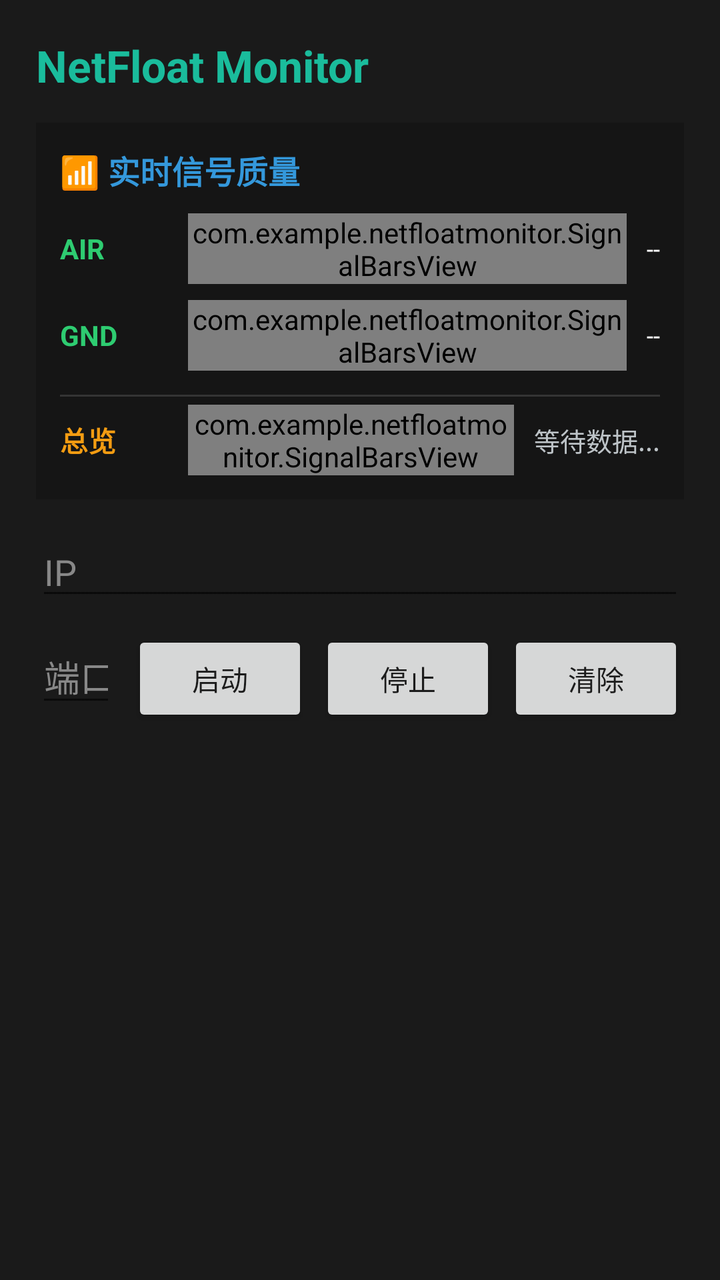
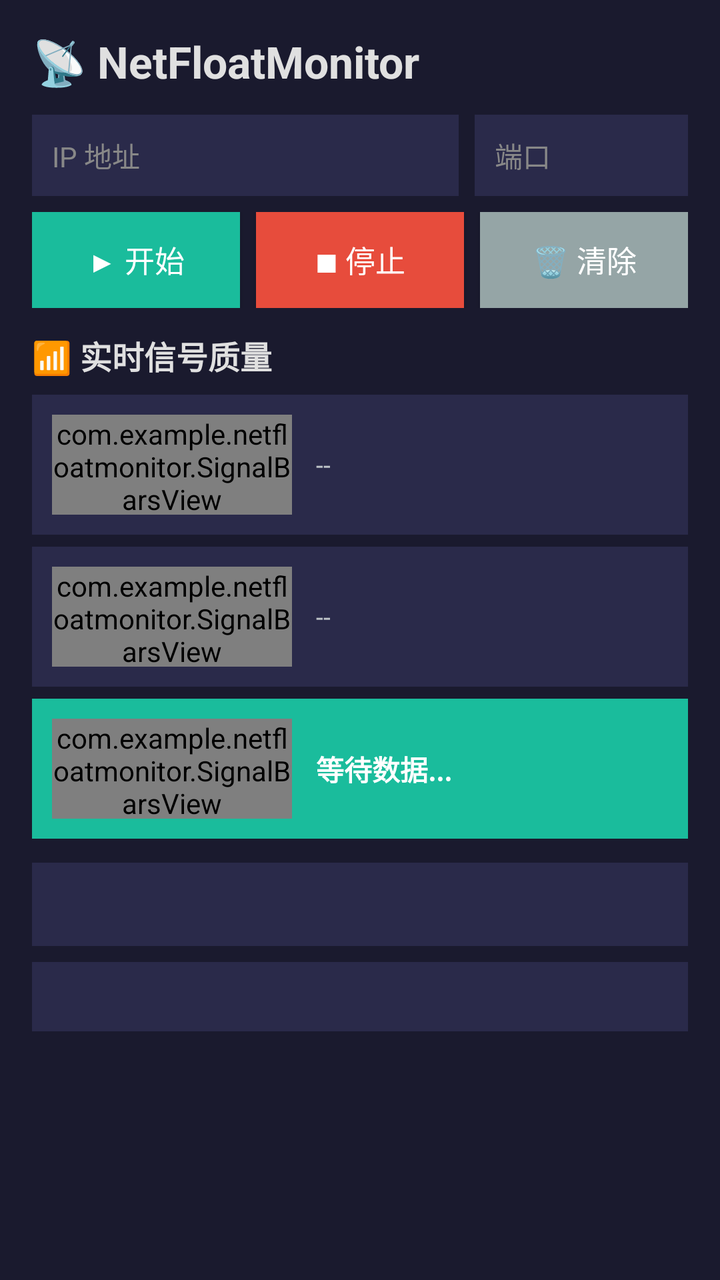

Compare the two renders of this Android layout. The source of the first and the diff that turns it into the second are given below.
<!-- AndroidManifest.xml: application theme AppTheme -->
<!-- res/layout/activity_main.xml -->
<?xml version="1.0" encoding="utf-8"?>
<ScrollView xmlns:android="http://schemas.android.com/apk/res/android"
    android:layout_width="match_parent"
    android:layout_height="match_parent"
    android:background="#FF1A1A1A">

    <LinearLayout
        android:layout_width="match_parent"
        android:layout_height="wrap_content"
        android:orientation="vertical"
        android:padding="18dp">

        
        <TextView
            android:layout_width="wrap_content"
            android:layout_height="wrap_content"
            android:text="NetFloat Monitor"
            android:textColor="#FF1ABC9C"
            android:textSize="22sp"
            android:textStyle="bold"
            android:layout_marginBottom="14dp"/>

        
        <LinearLayout
            android:layout_width="match_parent"
            android:layout_height="wrap_content"
            android:orientation="vertical"
            android:background="#33000000"
            android:padding="12dp"
            android:layout_marginBottom="14dp">

            <TextView
                android:layout_width="wrap_content"
                android:layout_height="wrap_content"
                android:text="📶 实时信号质量"
                android:textColor="#FF3498DB"
                android:textSize="16sp"
                android:textStyle="bold"
                android:layout_marginBottom="10dp"/>

            
            <LinearLayout
                android:layout_width="match_parent"
                android:layout_height="wrap_content"
                android:orientation="horizontal"
                android:gravity="center_vertical"
                android:layout_marginBottom="8dp">

                <TextView
                    android:layout_width="56dp"
                    android:layout_height="wrap_content"
                    android:text="AIR"
                    android:textColor="#FF2ECC71"
                    android:textSize="14sp"
                    android:textStyle="bold"/>

                <com.example.netfloatmonitor.SignalBarsView
                    android:id="@+id/airSignalBars"
                    android:layout_width="0dp"
                    android:layout_height="wrap_content"
                    android:layout_weight="1"
                    android:layout_marginStart="8dp"/>

                <TextView
                    android:id="@+id/airSignalLabel"
                    android:layout_width="wrap_content"
                    android:layout_height="wrap_content"
                    android:text="--"
                    android:textColor="#FFFFFFFF"
                    android:textSize="12sp"
                    android:maxLines="2"
                    android:layout_marginStart="10dp"/>
            </LinearLayout>

            
            <LinearLayout
                android:layout_width="match_parent"
                android:layout_height="wrap_content"
                android:orientation="horizontal"
                android:gravity="center_vertical"
                android:layout_marginBottom="8dp">

                <TextView
                    android:layout_width="56dp"
                    android:layout_height="wrap_content"
                    android:text="GND"
                    android:textColor="#FF2ECC71"
                    android:textSize="14sp"
                    android:textStyle="bold"/>

                <com.example.netfloatmonitor.SignalBarsView
                    android:id="@+id/gndSignalBars"
                    android:layout_width="0dp"
                    android:layout_height="wrap_content"
                    android:layout_weight="1"
                    android:layout_marginStart="8dp"/>

                <TextView
                    android:id="@+id/gndSignalLabel"
                    android:layout_width="wrap_content"
                    android:layout_height="wrap_content"
                    android:text="--"
                    android:textColor="#FFFFFFFF"
                    android:textSize="12sp"
                    android:maxLines="2"
                    android:layout_marginStart="10dp"/>
            </LinearLayout>

            
            <View
                android:layout_width="match_parent"
                android:layout_height="1dp"
                android:background="#22FFFFFF"
                android:layout_marginVertical="4dp"/>

            <LinearLayout
                android:layout_width="match_parent"
                android:layout_height="wrap_content"
                android:orientation="horizontal"
                android:gravity="center_vertical">

                <TextView
                    android:layout_width="56dp"
                    android:layout_height="wrap_content"
                    android:text="总览"
                    android:textColor="#FFF39C12"
                    android:textSize="14sp"
                    android:textStyle="bold"/>

                <com.example.netfloatmonitor.SignalBarsView
                    android:id="@+id/overallSignalBars"
                    android:layout_width="0dp"
                    android:layout_height="wrap_content"
                    android:layout_weight="1"
                    android:layout_marginStart="8dp"/>

                <TextView
                    android:id="@+id/overallSignalLabel"
                    android:layout_width="wrap_content"
                    android:layout_height="wrap_content"
                    android:text="等待数据..."
                    android:textColor="#FFBDC3C7"
                    android:textSize="13sp"
                    android:layout_marginStart="10dp"/>
            </LinearLayout>
        </LinearLayout>

        
        <LinearLayout
            android:layout_width="match_parent"
            android:layout_height="wrap_content"
            android:orientation="horizontal"
            android:layout_marginBottom="10dp">

            <EditText
                android:id="@+id/editIp"
                android:layout_width="0dp"
                android:layout_height="wrap_content"
                android:layout_weight="1"
                android:hint="IP"
                android:textColor="#FFFFFFFF"
                android:textColorHint="#FF888888"
                android:inputType="text"/>
        </LinearLayout>

        
        <LinearLayout
            android:layout_width="match_parent"
            android:layout_height="wrap_content"
            android:orientation="horizontal"
            android:layout_marginBottom="14dp">

            <EditText
                android:id="@+id/editPort"
                android:layout_width="0dp"
                android:layout_height="wrap_content"
                android:layout_weight="1"
                android:hint="端口"
                android:textColor="#FFFFFFFF"
                android:textColorHint="#FF888888"
                android:inputType="number"/>

            <Button
                android:id="@+id/startBtn"
                android:layout_width="wrap_content"
                android:layout_height="wrap_content"
                android:text="启动"
                android:layout_marginStart="8dp"/>

            <Button
                android:id="@+id/stopBtn"
                android:layout_width="wrap_content"
                android:layout_height="wrap_content"
                android:text="停止"
                android:layout_marginStart="6dp"/>

            <Button
                android:id="@+id/clearBtn"
                android:layout_width="wrap_content"
                android:layout_height="wrap_content"
                android:text="清除"
                android:layout_marginStart="6dp"/>
        </LinearLayout>

        
        <TextView
            android:id="@+id/tvStatusInfo"
            android:layout_width="match_parent"
            android:layout_height="wrap_content"
            android:textColor="#FFBDC3C7"
            android:textSize="13sp"
            android:typeface="monospace"
            android:layout_marginBottom="10dp"/>

        
        <TextView
            android:id="@+id/logPath"
            android:layout_width="match_parent"
            android:layout_height="wrap_content"
            android:textColor="#FF7F8C8D"
            android:textSize="11sp"/>

    </LinearLayout>
</ScrollView>
<!-- resources referenced by this layout -->
<resources>
  <style name="AppTheme" parent="Theme.AppCompat.Light.NoActionBar">
  
  </style>
</resources>

<!-- the commit's change to res/layout/activity_main.xml (unified diff, before → after) -->
@@ -1,174 +1,43 @@
-<?xml version="1.0" encoding="utf-8"?>
+<?xml version="1.0" encoding="UTF-8"?>
 <ScrollView xmlns:android="http://schemas.android.com/apk/res/android"
     android:layout_width="match_parent"
     android:layout_height="match_parent"
-    android:background="#FF1A1A1A">
+    android:background="#FF1A1A2E">
 
     <LinearLayout
         android:layout_width="match_parent"
         android:layout_height="wrap_content"
         android:orientation="vertical"
-        android:padding="18dp">
+        android:padding="16dp">
 
         
         <TextView
             android:layout_width="wrap_content"
             android:layout_height="wrap_content"
-            android:text="NetFloat Monitor"
-            android:textColor="#FF1ABC9C"
+            android:text="📡 NetFloatMonitor"
+            android:textColor="#FFE0E0E0"
             android:textSize="22sp"
             android:textStyle="bold"
-            android:layout_marginBottom="14dp"/>
-
-        
-        <LinearLayout
-            android:layout_width="match_parent"
-            android:layout_height="wrap_content"
-            android:orientation="vertical"
-            android:background="#33000000"
-            android:padding="12dp"
-            android:layout_marginBottom="14dp">
-
-            <TextView
-                android:layout_width="wrap_content"
-                android:layout_height="wrap_content"
-                android:text="📶 实时信号质量"
-                android:textColor="#FF3498DB"
-                android:textSize="16sp"
-                android:textStyle="bold"
-                android:layout_marginBottom="10dp"/>
-
-            
-            <LinearLayout
-                android:layout_width="match_parent"
-                android:layout_height="wrap_content"
-                android:orientation="horizontal"
-                android:gravity="center_vertical"
-                android:layout_marginBottom="8dp">
-
-                <TextView
-                    android:layout_width="56dp"
-                    android:layout_height="wrap_content"
-                    android:text="AIR"
-                    android:textColor="#FF2ECC71"
-                    android:textSize="14sp"
-                    android:textStyle="bold"/>
-
-                <com.example.netfloatmonitor.SignalBarsView
-                    android:id="@+id/airSignalBars"
-                    android:layout_width="0dp"
-                    android:layout_height="wrap_content"
-                    android:layout_weight="1"
-                    android:layout_marginStart="8dp"/>
-
-                <TextView
-                    android:id="@+id/airSignalLabel"
-                    android:layout_width="wrap_content"
-                    android:layout_height="wrap_content"
-                    android:text="--"
-                    android:textColor="#FFFFFFFF"
-                    android:textSize="12sp"
-                    android:maxLines="2"
-                    android:layout_marginStart="10dp"/>
-            </LinearLayout>
-
-            
-            <LinearLayout
-                android:layout_width="match_parent"
-                android:layout_height="wrap_content"
-                android:orientation="horizontal"
-                android:gravity="center_vertical"
-                android:layout_marginBottom="8dp">
-
-                <TextView
-                    android:layout_width="56dp"
-                    android:layout_height="wrap_content"
-                    android:text="GND"
-                    android:textColor="#FF2ECC71"
-                    android:textSize="14sp"
-                    android:textStyle="bold"/>
-
-                <com.example.netfloatmonitor.SignalBarsView
-                    android:id="@+id/gndSignalBars"
-                    android:layout_width="0dp"
-                    android:layout_height="wrap_content"
-                    android:layout_weight="1"
-                    android:layout_marginStart="8dp"/>
-
-                <TextView
-                    android:id="@+id/gndSignalLabel"
-                    android:layout_width="wrap_content"
-                    android:layout_height="wrap_content"
-                    android:text="--"
-                    android:textColor="#FFFFFFFF"
-                    android:textSize="12sp"
-                    android:maxLines="2"
-                    android:layout_marginStart="10dp"/>
-            </LinearLayout>
-
-            
-            <View
-                android:layout_width="match_parent"
-                android:layout_height="1dp"
-                android:background="#22FFFFFF"
-                android:layout_marginVertical="4dp"/>
-
-            <LinearLayout
-                android:layout_width="match_parent"
-                android:layout_height="wrap_content"
-                android:orientation="horizontal"
-                android:gravity="center_vertical">
-
-                <TextView
-                    android:layout_width="56dp"
-                    android:layout_height="wrap_content"
-                    android:text="总览"
-                    android:textColor="#FFF39C12"
-                    android:textSize="14sp"
-                    android:textStyle="bold"/>
-
-                <com.example.netfloatmonitor.SignalBarsView
-                    android:id="@+id/overallSignalBars"
-                    android:layout_width="0dp"
-                    android:layout_height="wrap_content"
-                    android:layout_weight="1"
-                    android:layout_marginStart="8dp"/>
-
-                <TextView
-                    android:id="@+id/overallSignalLabel"
-                    android:layout_width="wrap_content"
-                    android:layout_height="wrap_content"
-                    android:text="等待数据..."
-                    android:textColor="#FFBDC3C7"
-                    android:textSize="13sp"
-                    android:layout_marginStart="10dp"/>
-            </LinearLayout>
-        </LinearLayout>
-
-        
-        <LinearLayout
-            android:layout_width="match_parent"
-            android:layout_height="wrap_content"
-            android:orientation="horizontal"
-            android:layout_marginBottom="10dp">
+            android:layout_marginBottom="12dp" />
+
+        
+        <LinearLayout
+            android:layout_width="match_parent"
+            android:layout_height="wrap_content"
+            android:orientation="horizontal"
+            android:layout_marginBottom="8dp">
 
             <EditText
                 android:id="@+id/editIp"
                 android:layout_width="0dp"
                 android:layout_height="wrap_content"
-                android:layout_weight="1"
-                android:hint="IP"
+                android:layout_weight="2"
+                android:hint="IP 地址"
                 android:textColor="#FFFFFFFF"
                 android:textColorHint="#FF888888"
-                android:inputType="text"/>
-        </LinearLayout>
-
-        
-        <LinearLayout
-            android:layout_width="match_parent"
-            android:layout_height="wrap_content"
-            android:orientation="horizontal"
-            android:layout_marginBottom="14dp">
+                android:background="#FF2A2A4A"
+                android:padding="10dp"
+                android:textSize="14sp" />
 
             <EditText
                 android:id="@+id/editPort"
@@ -178,28 +47,137 @@
                 android:hint="端口"
                 android:textColor="#FFFFFFFF"
                 android:textColorHint="#FF888888"
-                android:inputType="number"/>
+                android:background="#FF2A2A4A"
+                android:padding="10dp"
+                android:layout_marginStart="8dp"
+                android:inputType="number"
+                android:textSize="14sp" />
+        </LinearLayout>
+
+        
+        <LinearLayout
+            android:layout_width="match_parent"
+            android:layout_height="wrap_content"
+            android:orientation="horizontal"
+            android:layout_marginBottom="12dp">
 
             <Button
                 android:id="@+id/startBtn"
-                android:layout_width="wrap_content"
-                android:layout_height="wrap_content"
-                android:text="启动"
-                android:layout_marginStart="8dp"/>
+                android:layout_width="0dp"
+                android:layout_height="wrap_content"
+                android:layout_weight="1"
+                android:text="▶ 开始"
+                android:background="#FF1ABC9C"
+                android:textColor="#FFFFFFFF"
+                android:textSize="15sp" />
 
             <Button
                 android:id="@+id/stopBtn"
-                android:layout_width="wrap_content"
-                android:layout_height="wrap_content"
-                android:text="停止"
-                android:layout_marginStart="6dp"/>
+                android:layout_width="0dp"
+                android:layout_height="wrap_content"
+                android:layout_weight="1"
+                android:layout_marginStart="8dp"
+                android:text="■ 停止"
+                android:background="#FFE74C3C"
+                android:textColor="#FFFFFFFF"
+                android:textSize="15sp" />
 
             <Button
                 android:id="@+id/clearBtn"
+                android:layout_width="0dp"
+                android:layout_height="wrap_content"
+                android:layout_weight="1"
+                android:layout_marginStart="8dp"
+                android:text="🗑 清除"
+                android:background="#FF95A5A6"
+                android:textColor="#FFFFFFFF"
+                android:textSize="15sp" />
+        </LinearLayout>
+
+        
+        <TextView
+            android:layout_width="wrap_content"
+            android:layout_height="wrap_content"
+            android:text="📶 实时信号质量"
+            android:textColor="#FFE0E0E0"
+            android:textSize="16sp"
+            android:textStyle="bold"
+            android:layout_marginBottom="8dp" />
+
+        
+        <LinearLayout
+            android:layout_width="match_parent"
+            android:layout_height="wrap_content"
+            android:orientation="horizontal"
+            android:background="#FF2A2A4A"
+            android:padding="10dp"
+            android:layout_marginBottom="6dp"
+            android:gravity="center_vertical">
+
+            <com.example.netfloatmonitor.SignalBarsView
+                android:id="@+id/airSignalBars"
+                android:layout_width="120dp"
+                android:layout_height="50dp" />
+
+            <TextView
+                android:id="@+id/airSignalLabel"
                 android:layout_width="wrap_content"
                 android:layout_height="wrap_content"
-                android:text="清除"
-                android:layout_marginStart="6dp"/>
+                android:text="--"
+                android:textColor="#FFBDC3C7"
+                android:textSize="13sp"
+                android:layout_marginStart="12dp" />
+        </LinearLayout>
+
+        
+        <LinearLayout
+            android:layout_width="match_parent"
+            android:layout_height="wrap_content"
+            android:orientation="horizontal"
+            android:background="#FF2A2A4A"
+            android:padding="10dp"
+            android:layout_marginBottom="6dp"
+            android:gravity="center_vertical">
+
+            <com.example.netfloatmonitor.SignalBarsView
+                android:id="@+id/gndSignalBars"
+                android:layout_width="120dp"
+                android:layout_height="50dp" />
+
+            <TextView
+                android:id="@+id/gndSignalLabel"
+                android:layout_width="wrap_content"
+                android:layout_height="wrap_content"
+                android:text="--"
+                android:textColor="#FFBDC3C7"
+                android:textSize="13sp"
+                android:layout_marginStart="12dp" />
+        </LinearLayout>
+
+        
+        <LinearLayout
+            android:layout_width="match_parent"
+            android:layout_height="wrap_content"
+            android:orientation="horizontal"
+            android:background="#FF1ABC9C"
+            android:padding="10dp"
+            android:layout_marginBottom="12dp"
+            android:gravity="center_vertical">
+
+            <com.example.netfloatmonitor.SignalBarsView
+                android:id="@+id/overallSignalBars"
+                android:layout_width="120dp"
+                android:layout_height="50dp" />
+
+            <TextView
+                android:id="@+id/overallSignalLabel"
+                android:layout_width="wrap_content"
+                android:layout_height="wrap_content"
+                android:text="等待数据..."
+                android:textColor="#FFFFFFFF"
+                android:textSize="14sp"
+                android:textStyle="bold"
+                android:layout_marginStart="12dp" />
         </LinearLayout>
 
         
@@ -207,18 +185,22 @@
             android:id="@+id/tvStatusInfo"
             android:layout_width="match_parent"
             android:layout_height="wrap_content"
+            android:background="#FF2A2A4A"
+            android:padding="12dp"
             android:textColor="#FFBDC3C7"
             android:textSize="13sp"
-            android:typeface="monospace"
-            android:layout_marginBottom="10dp"/>
+            android:lineSpacingExtra="4dp"
+            android:layout_marginBottom="8dp" />
 
         
         <TextView
             android:id="@+id/logPath"
             android:layout_width="match_parent"
             android:layout_height="wrap_content"
+            android:background="#FF2A2A4A"
+            android:padding="10dp"
             android:textColor="#FF7F8C8D"
-            android:textSize="11sp"/>
+            android:textSize="11sp" />
 
     </LinearLayout>
 </ScrollView>
